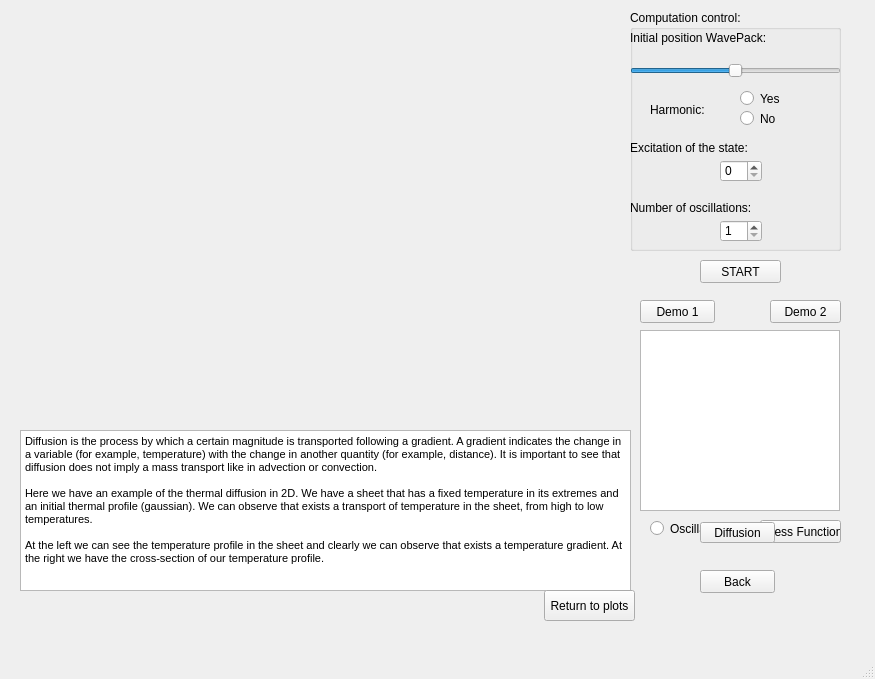
The window that WD.ui (brunojulia/ultracoldUB) describes before a commit, drawn with Qt 5.
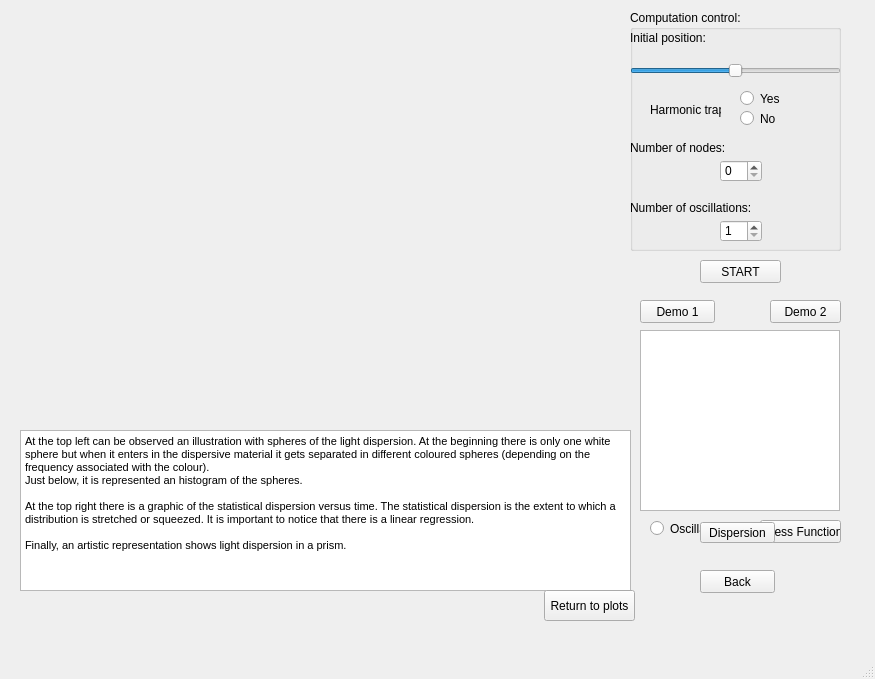
The same window after the commit.

Patch:
```diff
--- a/WD.ui
+++ b/WD.ui
@@ -125,7 +125,7 @@
     <widget class="QLabel" name="label">
      <property name="geometry">
       <rect>
-       <x>130</x>
+       <x>80</x>
        <y>20</y>
        <width>71</width>
        <height>16</height>
@@ -140,12 +140,12 @@
       <rect>
        <x>0</x>
        <y>20</y>
-       <width>181</width>
+       <width>81</width>
        <height>16</height>
       </rect>
      </property>
      <property name="text">
-      <string>Initial position WavePack:</string>
+      <string>Initial position:</string>
      </property>
     </widget>
     <widget class="QLabel" name="label_3">
@@ -197,7 +197,7 @@
       </rect>
      </property>
      <property name="text">
-      <string>Harmonic:</string>
+      <string>Harmonic trap:</string>
      </property>
     </widget>
     <widget class="QLabel" name="label_7">
@@ -210,7 +210,7 @@
       </rect>
      </property>
      <property name="text">
-      <string>Excitation of the state:</string>
+      <string>Number of nodes:</string>
      </property>
     </widget>
     <widget class="QSpinBox" name="spinBox_2">
@@ -377,7 +377,7 @@
 &lt;html&gt;&lt;head&gt;&lt;meta name=&quot;qrichtext&quot; content=&quot;1&quot; /&gt;&lt;style type=&quot;text/css&quot;&gt;
 p, li { white-space: pre-wrap; }
 &lt;/style&gt;&lt;/head&gt;&lt;body style=&quot; font-family:'MS Shell Dlg 2'; font-size:8.25pt; font-weight:400; font-style:normal;&quot;&gt;
-&lt;p style=&quot; margin-top:0px; margin-bottom:0px; margin-left:0px; margin-right:0px; -qt-block-indent:0; text-indent:0px;&quot;&gt;&lt;span style=&quot; font-size:8pt;&quot;&gt;The dark solitons under an harmonic trap behave as a normal particle would do in an harmonic potential. We know that in such case the particle follows a sinusoidal function for its position with time, so to say:&lt;/span&gt;&lt;/p&gt;
+&lt;p style=&quot; margin-top:0px; margin-bottom:0px; margin-left:0px; margin-right:0px; -qt-block-indent:0; text-indent:0px;&quot;&gt;&lt;span style=&quot; font-size:8pt;&quot;&gt;Particles behave as waves but under a harmonic trap, in average, follow a harmonic motion. We know that in such case particles follow a sinusoidal function for its position with time, so to say:&lt;/span&gt;&lt;/p&gt;
 &lt;p style=&quot;-qt-paragraph-type:empty; margin-top:0px; margin-bottom:0px; margin-left:0px; margin-right:0px; -qt-block-indent:0; text-indent:0px; font-size:8pt;&quot;&gt;&lt;br /&gt;&lt;/p&gt;
 &lt;p style=&quot; margin-top:0px; margin-bottom:0px; margin-left:0px; margin-right:0px; -qt-block-indent:0; text-indent:0px;&quot;&gt;&lt;span style=&quot; font-size:8pt;&quot;&gt;	x(t)=A cos(wt+B)&lt;/span&gt;&lt;/p&gt;
 &lt;p style=&quot;-qt-paragraph-type:empty; margin-top:0px; margin-bottom:0px; margin-left:0px; margin-right:0px; -qt-block-indent:0; text-indent:0px; font-size:8pt;&quot;&gt;&lt;br /&gt;&lt;/p&gt;
@@ -566,7 +566,7 @@
      </rect>
     </property>
     <property name="text">
-     <string>Diffusion</string>
+     <string>Dispersion</string>
     </property>
    </widget>
    <widget class="QTextBrowser" name="textDiffu">
@@ -583,11 +583,12 @@
 &lt;html&gt;&lt;head&gt;&lt;meta name=&quot;qrichtext&quot; content=&quot;1&quot; /&gt;&lt;style type=&quot;text/css&quot;&gt;
 p, li { white-space: pre-wrap; }
 &lt;/style&gt;&lt;/head&gt;&lt;body style=&quot; font-family:'MS Shell Dlg 2'; font-size:8.25pt; font-weight:400; font-style:normal;&quot;&gt;
-&lt;p style=&quot; margin-top:0px; margin-bottom:0px; margin-left:0px; margin-right:0px; -qt-block-indent:0; text-indent:0px;&quot;&gt;&lt;span style=&quot; font-size:8pt;&quot;&gt;Diffusion is the process by which a certain magnitude is transported following a gradient. A gradient indicates the change in a variable (for example, temperature) with the change in another quantity (for example, distance). It is important to see that diffusion does not imply a mass transport like in advection or convection. &lt;/span&gt;&lt;/p&gt;
+&lt;p style=&quot; margin-top:0px; margin-bottom:0px; margin-left:0px; margin-right:0px; -qt-block-indent:0; text-indent:0px;&quot;&gt;&lt;span style=&quot; font-size:8pt;&quot;&gt;At the top left can be observed an illustration with spheres of the light dispersion. At the beginning there is only one white sphere but when it enters in the dispersive material it gets separated in different coloured spheres (depending on the frequency associated with the colour).&lt;/span&gt;&lt;/p&gt;
+&lt;p style=&quot; margin-top:0px; margin-bottom:0px; margin-left:0px; margin-right:0px; -qt-block-indent:0; text-indent:0px;&quot;&gt;&lt;span style=&quot; font-size:8pt;&quot;&gt;Just below, it is represented an histogram of the spheres.&lt;/span&gt;&lt;/p&gt;
 &lt;p style=&quot;-qt-paragraph-type:empty; margin-top:0px; margin-bottom:0px; margin-left:0px; margin-right:0px; -qt-block-indent:0; text-indent:0px; font-size:8pt;&quot;&gt;&lt;br /&gt;&lt;/p&gt;
-&lt;p style=&quot; margin-top:0px; margin-bottom:0px; margin-left:0px; margin-right:0px; -qt-block-indent:0; text-indent:0px;&quot;&gt;&lt;span style=&quot; font-size:8pt;&quot;&gt;Here we have an example of the thermal diffusion in 2D. We have a sheet that has a fixed temperature in its extremes and an initial thermal profile (gaussian). We can observe that exists a transport of temperature in the sheet, from high to low temperatures.&lt;/span&gt;&lt;/p&gt;
+&lt;p style=&quot; margin-top:0px; margin-bottom:0px; margin-left:0px; margin-right:0px; -qt-block-indent:0; text-indent:0px;&quot;&gt;&lt;span style=&quot; font-size:8pt;&quot;&gt;At the top right there is a graphic of the statistical dispersion versus time. The statistical dispersion is the extent to which a distribution is stretched or squeezed. It is important to notice that there is a linear regression.&lt;/span&gt;&lt;/p&gt;
 &lt;p style=&quot;-qt-paragraph-type:empty; margin-top:0px; margin-bottom:0px; margin-left:0px; margin-right:0px; -qt-block-indent:0; text-indent:0px; font-size:8pt;&quot;&gt;&lt;br /&gt;&lt;/p&gt;
-&lt;p style=&quot; margin-top:0px; margin-bottom:0px; margin-left:0px; margin-right:0px; -qt-block-indent:0; text-indent:0px;&quot;&gt;&lt;span style=&quot; font-size:8pt;&quot;&gt;At the left we can see the temperature profile in the sheet and clearly we can observe that exists a temperature gradient. At the right we have the cross-section of our temperature profile. &lt;/span&gt;&lt;/p&gt;&lt;/body&gt;&lt;/html&gt;</string>
+&lt;p style=&quot; margin-top:0px; margin-bottom:0px; margin-left:0px; margin-right:0px; -qt-block-indent:0; text-indent:0px;&quot;&gt;&lt;span style=&quot; font-size:8pt;&quot;&gt;Finally, an artistic representation shows light dispersion in a prism.&lt;/span&gt;&lt;/p&gt;&lt;/body&gt;&lt;/html&gt;</string>
     </property>
    </widget>
    <widget class="QPushButton" name="ButtonBackDiffu">
```
